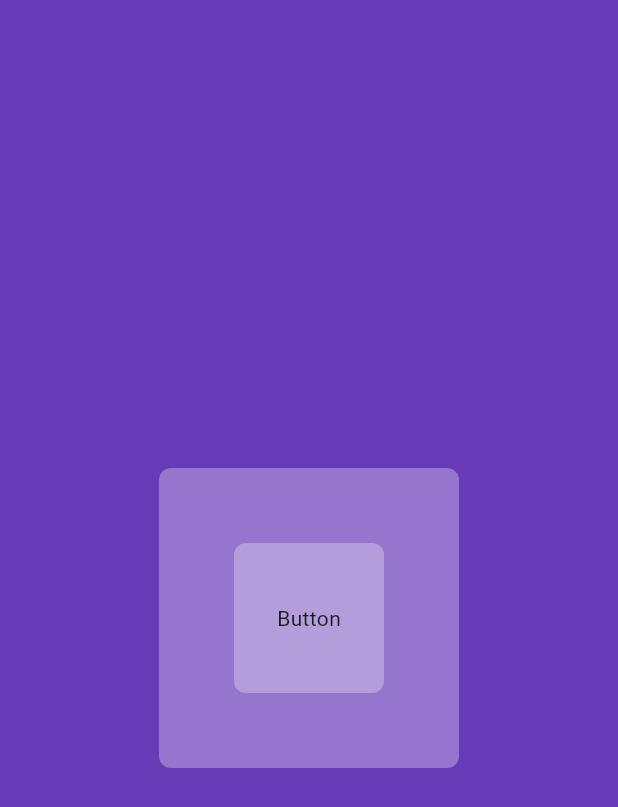
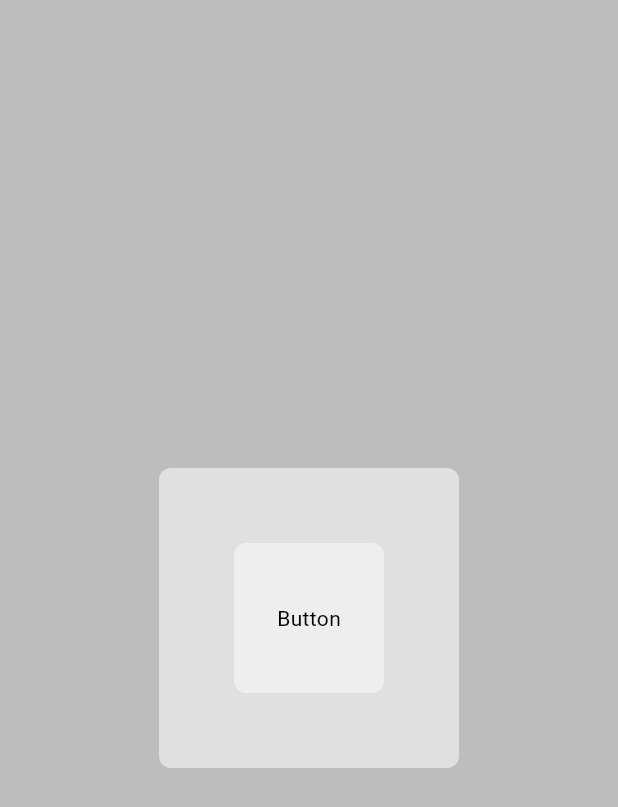
Before and after one commit to HtetWaiHlyanKyaw/Flutter-Dark-Mode-Light-Mode, a Flutter app: the screen it shows after launch, on a phone screen of 412 x 824 dp. Shown: the top 807 px of the screen. Run offline on Flutter 3.47's test engine with Material 3 defaults, Android fonts, the phone set to English and light mode, and no system bars.

Commit message:
Light Mode and Dark Mode System Setting

```diff
--- a/lib/components/box.dart
+++ b/lib/components/box.dart
@@ -4,7 +4,7 @@ class MyBox extends StatelessWidget {
   final Widget? child;
   final Color? color;
 
-  MyBox({super.key, required this.color, required this.child});
+  const MyBox({super.key, required this.color, required this.child});
 
   @override
   Widget build(BuildContext context) {
--- a/lib/components/button.dart
+++ b/lib/components/button.dart
@@ -15,7 +15,7 @@ class MyButton extends StatelessWidget {
           color: color,
           borderRadius: BorderRadius.circular(8),
         ),
-        padding: EdgeInsets.all(8),
+        padding: const EdgeInsets.all(8),
         child: const Center(
           child: Text('Button'),
         ),
--- a/lib/main.dart
+++ b/lib/main.dart
@@ -1,4 +1,5 @@
 import 'package:darkmode_ui/pages/home_page.dart';
+import 'package:darkmode_ui/themes/theme.dart';
 import 'package:flutter/material.dart';
 
 void main() {
@@ -12,7 +13,9 @@ class MyApp extends StatelessWidget {
   Widget build(BuildContext context) {
     return MaterialApp(
       debugShowCheckedModeBanner: false,
-      home: HomePage(),
+      home: const HomePage(),
+      theme: lightMode,
+      darkTheme: darkMode,
     );
   }
 }
--- a/lib/pages/home_page.dart
+++ b/lib/pages/home_page.dart
@@ -1,7 +1,6 @@
-import 'package:darkmode_ui/components/button.dart';
 import 'package:flutter/material.dart';
-
 import '../components/box.dart';
+import '../components/button.dart';
 
 class HomePage extends StatelessWidget {
   const HomePage({super.key});
@@ -9,12 +8,12 @@ class HomePage extends StatelessWidget {
   @override
   Widget build(BuildContext context) {
     return Scaffold(
-        backgroundColor: Colors.deepPurple[500],
+        backgroundColor: Theme.of(context).colorScheme.surface,
         body: Center(
           child: MyBox(
-              color: Colors.deepPurple[300],
+              color: Theme.of(context).colorScheme.primary,
               child: MyButton(
-                color: Colors.deepPurple[200],
+                color: Theme.of(context).colorScheme.secondary,
                 onTap: () {},
               )),
         ));
--- a/lib/themes/theme.dart
+++ b/lib/themes/theme.dart
@@ -1,5 +1,17 @@
 import 'package:flutter/material.dart';
 
-ThemeData lightMode = ThemeData();
+ThemeData lightMode = ThemeData(
+    brightness: Brightness.light,
+    colorScheme: ColorScheme.light(
+      surface: Colors.grey.shade400,
+      primary: Colors.grey.shade300,
+      secondary: Colors.grey.shade200,
+    ));
 
-ThemeData darkMode = ThemeData();
+ThemeData darkMode = ThemeData(
+    brightness: Brightness.dark,
+    colorScheme: ColorScheme.dark(
+      surface: Colors.grey.shade900,
+      primary: Colors.grey.shade800,
+      secondary: Colors.grey.shade700,
+    ));
```
